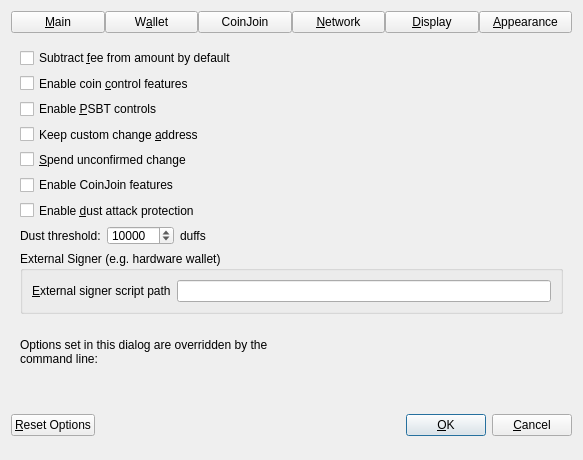
KingricharVD/vivo, file src/qt/forms/optionsdialog.ui: the form before one commit.
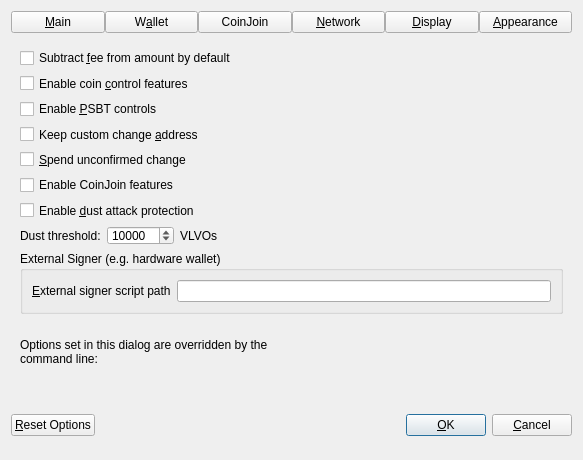
The form after the commit. The open tabs and pages were chosen to show the change. Custom widgets are drawn as their Qt base class.

Patch:
```diff
--- a/src/qt/forms/optionsdialog.ui
+++ b/src/qt/forms/optionsdialog.ui
@@ -425,7 +425,7 @@
            <item>
             <widget class="QLabel" name="dustProtectionThresholdUnitLabel">
              <property name="text">
-              <string>duffs</string>
+              <string>VLVOs</string>
              </property>
              <property name="textFormat">
               <enum>Qt::PlainText</enum>
```
